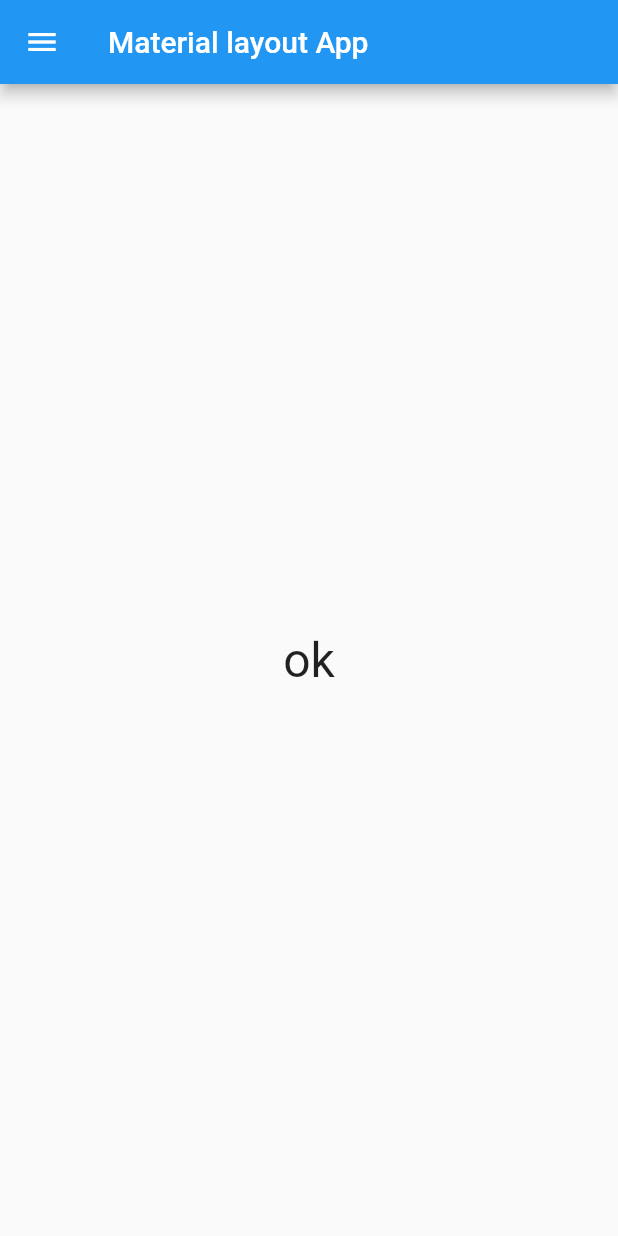
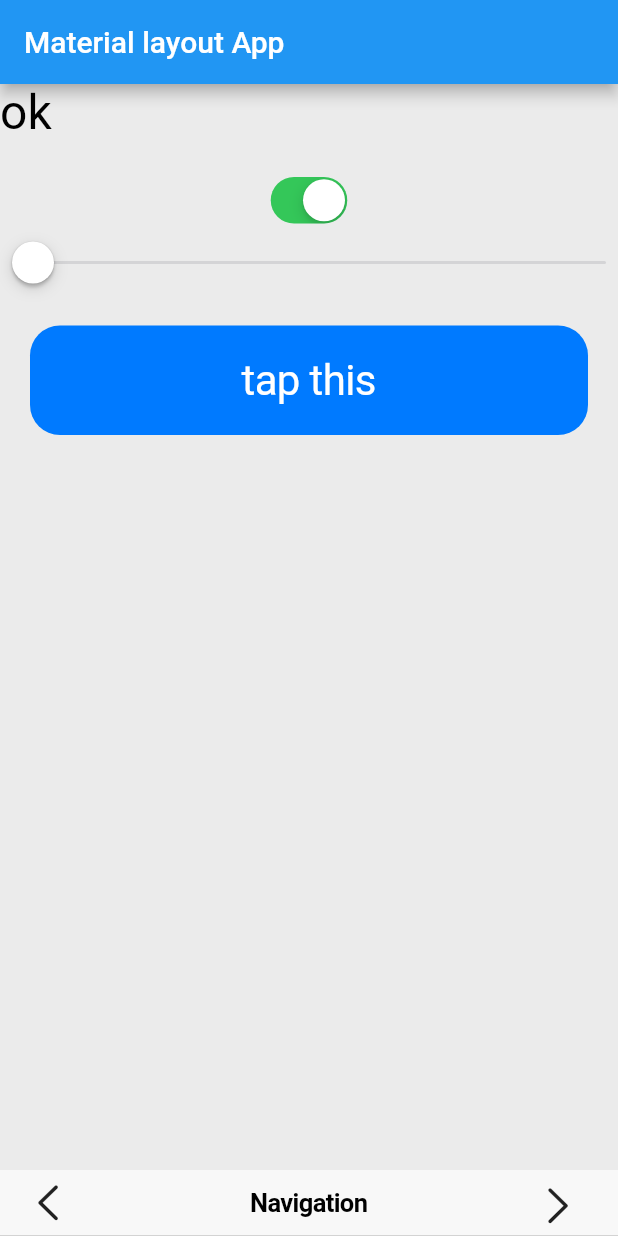
Before and after one commit to Ohnao/test2_flutter, a Flutter app: the screen it shows after launch, on a phone screen of 412 x 824 dp. Run offline on Flutter 3.47's test engine with Material 2 defaults, Android fonts, the phone set to English and light mode, and no system bars.

Commit message:
about cupertino UI

```diff
--- a/lib/main.dart
+++ b/lib/main.dart
@@ -1,4 +1,5 @@
 import 'package:flutter/material.dart';
+import 'package:flutter/cupertino.dart';
 
 void main() => runApp(new MyApp());
 
@@ -18,55 +19,167 @@ class MyHomePage extends StatefulWidget {
   @override
   _MyHomePageState createState() => new _MyHomePageState();
 }
+class _MyHomePageState extends State<MyHomePage> {
+  String _message = 'ok';
+  bool _switch = true;
+  double _slider = 0.0;
 
-class _MyHomePageState extends State<MyHomePage> {
-  List _items = <Widget>[];
-  String _message;
-  int _tapped = 0;
-
-    @override
-    void initState(){
-      super.initState();
-      _message = 'ok';
-      for (var i = 0; i < 5; i++){
-        var item = ListTile(
-          leading: const Icon(Icons.android),
-          title: Text('No, $i'),
-          onTap: (){
-            _tapped = i;
-            tapItem();
-          },
-        );
-        _items.add(item);
-      }
+  void buttonPressed(){
+    showDialog(
+      context: context,
+      builder: (BuildContext context) => CupertinoAlertDialog(
+        title: Text("Hello"),
+        content: const Text("This is sample"),
+        actions: <Widget>[
+          CupertinoDialogAction(
+            child: const Text('Cancel'),
+            onPressed: () => Navigator.pop<String>(context, 'cancel')
+          ),
+          CupertinoDialogAction(
+            child: const Text('OK'),
+            onPressed: () => Navigator.pop<String>(context, 'OK')
+          ),
+        ],
+      ),
+    ).then<void>((value) => resultAlert(value));
   }
 
-    void tapItem(){
-      Navigator.pop(context);
+  void resultAlert(String value){
     setState(() {
-        _message = 'tapped [$_tapped]';
+      _message = 'selected $value';
     });
   }
 
+  void showPicker(){
+    showModalBottomSheet<void>(
+      context: context,
+      builder: (BuildContext context){
+        return CupertinoPicker(
+          backgroundColor: CupertinoColors.black,
+          itemExtent: 50.0,
+          children: <Widget>[
+            Text(
+              'One',
+              style: TextStyle(
+                fontSize: 32.0,
+                fontWeight: FontWeight.w400,
+                color: Colors.white,
+              ),
+            ),
+            Text(
+              'Two',
+              style: TextStyle(
+                fontSize: 32.0,
+                fontWeight: FontWeight.w400,
+                color: Colors.white,
+              ),
+            ),
+            Text(
+              'Three',
+              style: TextStyle(
+                fontSize: 32.0,
+                fontWeight: FontWeight.w400,
+                color: Colors.white,
+              ),
+            ),
+            Text(
+              'Four',
+              style: TextStyle(
+                fontSize: 32.0,
+                fontWeight: FontWeight.w400,
+                color: Colors.white,
+              ),
+            ),
+            Text(
+              'Five',
+              style: TextStyle(
+                fontSize: 32.0,
+                fontWeight: FontWeight.w400,
+                color: Colors.white,
+              ),
+            ),
+          ],
+          onSelectedItemChanged: (int value){
+            print('pick $value');
+          },
+        );
+      },
+    );
+  }
   @override
   Widget build(BuildContext context){
     return Scaffold(
+          backgroundColor: Color.fromARGB(255, 235, 235, 235),
           appBar: AppBar(
             title: Text('Material layout App'),
           ),
-          body: Center(
-            child: Text(
+          body: Column(
+            mainAxisAlignment: MainAxisAlignment.start,
+            mainAxisSize: MainAxisSize.max,
+            crossAxisAlignment: CrossAxisAlignment.stretch,
+            children: <Widget>[
+              Text(
                 _message,
                 style: TextStyle(
                   fontSize: 32.0,
-              )
+                  color: const Color(0xFF000000),
+                  fontWeight: FontWeight.w400,
+                  fontFamily: "Roboto",
                 ),
               ),
-          drawer: Drawer(
-            child: ListView(
-              shrinkWrap: true,
+              Padding(
+                padding: const EdgeInsets.all(10.0),
+              ),
+              CupertinoSwitch(
+                value: _switch,
+                onChanged: (bool value){
+                  print('switch');
+                  setState(() {
+                    _switch = value;
+                    _message = 'switch $_switch';
+                  });
+                },
+              ),
+              CupertinoSlider(
+                value: _slider,
+                min: 0.0,
+                max: 1.0,
+                divisions: 100,
+                onChanged: (double value){
+                  print(value);
+                  setState(() {
+                    _slider = value;
+                    _message = 'slider $_slider';
+                  });
+                },
+              ),
+              Padding(
                 padding: const EdgeInsets.all(20.0),
-              children: _items,
+                child: CupertinoButton(
+                  borderRadius: const BorderRadius.all(Radius.circular(20.0)),
+                  pressedOpacity: 0.5,
+                  color: CupertinoColors.activeBlue,
+                  onPressed: buttonPressed,
+                  padding: EdgeInsets.all(20.0),
+                  child: Text(
+                    "tap this",
+                    style: TextStyle(
+                      fontSize: 28.0,
+                      color: Colors.white,
+                      fontWeight: FontWeight.w400,
+                      fontFamily: "Roboto"
+                    ),
+                  ),
+                ),
+              ),
+            ],
+          ),
+          bottomNavigationBar: CupertinoNavigationBar(
+            leading: Icon(CupertinoIcons.left_chevron),
+            middle: Text('Navigation'),
+            trailing: IconButton(
+              icon: Icon(CupertinoIcons.right_chevron),
+              onPressed: showPicker,
             ),
           ),
     );
```
Lines whose indentation alone changed are shown as unchanged.
